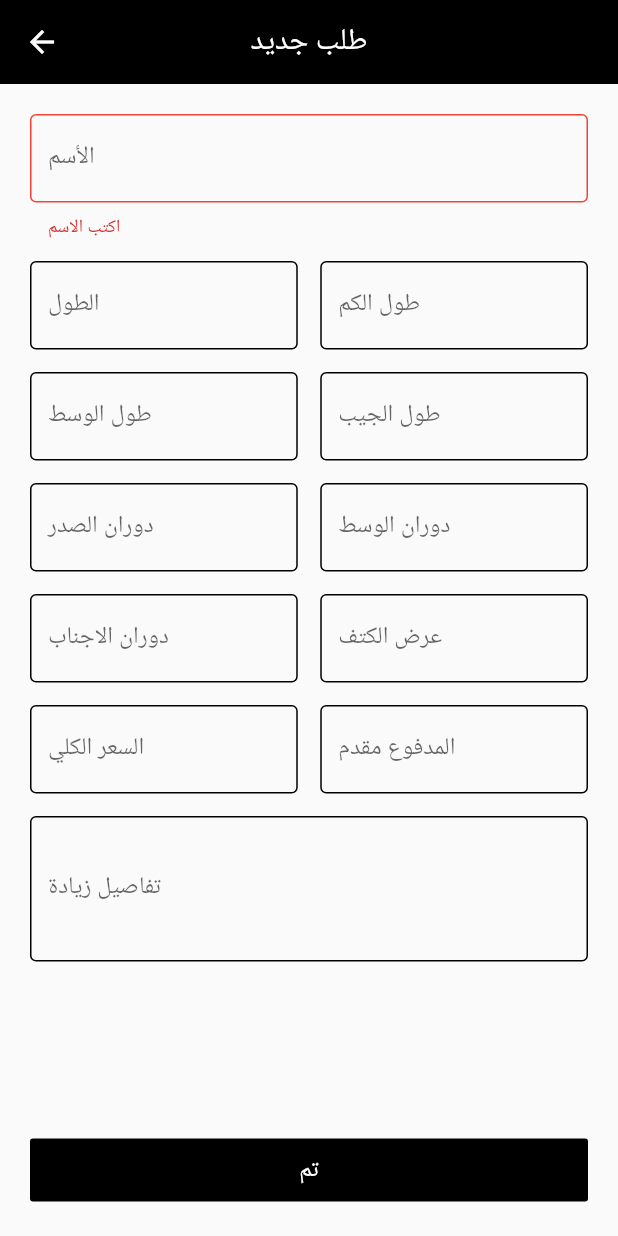
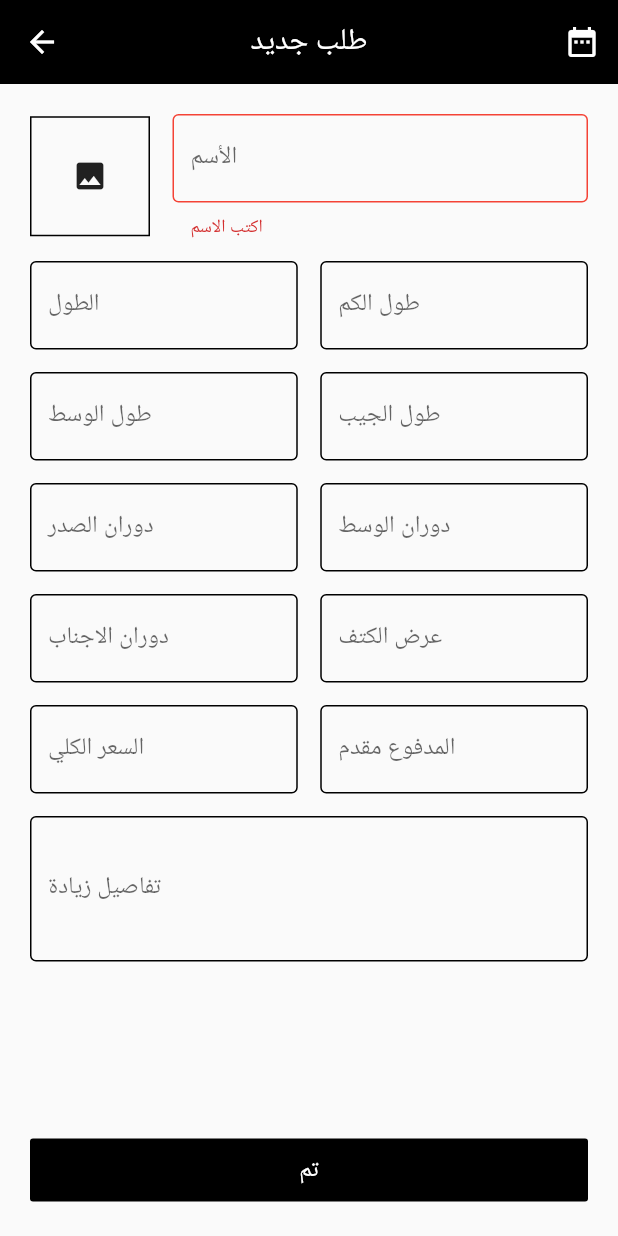
Before and after one commit to ArGendi/Tailoring-clothes-app, a Flutter app: the AddOrderScreen screen opened by its route, after a tap on "تم", on a phone screen of 412 x 824 dp. Run offline on Flutter 3.47's test engine with Material 2 defaults, Android fonts, the phone set to English and light mode, and no system bars; our stand-ins replace image_picker, sqflite; accounts and stored records are empty.

Commit message:
add sqlite
create a database with a single table and implement create, insert, getData functions

```diff
--- /dev/null
+++ b/tailoclo/lib/models/client_info.dart
@@ -0,0 +1,17 @@
+import 'dart:io';
+
+class ClientInfo {
+  String id;
+  String name;
+  String tallSize;
+  String armSize;
+  String waistSize;
+  String pocketSize;
+  String chestRotation;
+  String waistRotation;
+  String sidesRotation;
+  String shouldersSize;
+
+  ClientInfo({this.name, this.tallSize, this.armSize, this.waistSize, this.pocketSize,
+    this.chestRotation,this.shouldersSize, this.id, this.sidesRotation, this.waistRotation});
+}
--- /dev/null
+++ b/tailoclo/lib/models/order.dart
@@ -0,0 +1,17 @@
+
+import 'dart:io';
+
+import 'package:tailoclo/models/client_info.dart';
+
+class Order {
+  String id;
+  String payed;
+  String totalPrice;
+  String moreDetails;
+  File image;
+  String deadline;
+  ClientInfo clientInfo;
+
+  Order({this.clientInfo, this.image, this.deadline,
+    this.payed, this.totalPrice, this.moreDetails , this.id});
+}
--- a/tailoclo/lib/screens/add_order.dart
+++ b/tailoclo/lib/screens/add_order.dart
@@ -1,5 +1,13 @@
+import 'dart:io';
 import 'package:flutter/cupertino.dart';
 import 'package:flutter/material.dart';
+import 'package:image_picker/image_picker.dart';
+import 'package:path/path.dart' as path;
+import 'package:path_provider/path_provider.dart' as syspaths;
+import 'package:provider/provider.dart';
+import 'package:tailoclo/models/client_info.dart';
+import 'package:tailoclo/models/order.dart';
+import 'package:tailoclo/providers/orders.dart';
 
 class AddOrderScreen extends StatefulWidget {
   static String id = '/add-order';
@@ -9,25 +17,72 @@ class AddOrderScreen extends StatefulWidget {
 
 class _AddOrderScreenState extends State<AddOrderScreen> {
   final _key = GlobalKey<FormState>();
-  String _name;
-  String _tallSize;
-  String _armSize;
-  String _waistSize;
-  String _pocketSize;
-  String _chestRotation;
-  String _waistRotation;
-  String _sidesRotation;
-  String _shouldersSize;
-  String _totalPrice;
-  String _payed;
-  String _moreDetails;
+  File _storedImage;
+  DateTime _deadline = DateTime.now();
+  String _name = '';
+  String _tallSize = '';
+  String _armSize = '';
+  String _waistSize = '';
+  String _pocketSize = '';
+  String _chestRotation = '';
+  String _waistRotation = '';
+  String _sidesRotation = '';
+  String _shouldersSize = '';
+  String _totalPrice = '';
+  String _payed = '';
+  String _moreDetails = '';
 
-  _trySubmit(){
+  _trySubmit(ctx){
     final isValid = _key.currentState.validate();
     FocusScope.of(context).unfocus();
     if(isValid){
       _key.currentState.save();
+      if(_deadline.day == DateTime.now().day){
+        _selectDate(ctx);
       }
+      else{
+        Provider.of<Orders>(context, listen: false).addOrder(Order(
+          clientInfo: ClientInfo(
+            id: DateTime.now().toString(),
+            name: _name,
+            tallSize: _tallSize,
+            armSize: _armSize,
+            waistSize: _waistSize,
+            pocketSize: _pocketSize,
+            chestRotation: _chestRotation,
+            waistRotation: _waistRotation,
+            sidesRotation: _sidesRotation,
+            shouldersSize: _shouldersSize,
+          ),
+          moreDetails: _moreDetails,
+          image: _storedImage,
+          deadline: _deadline.toString(),
+          payed: _payed,
+          totalPrice: _totalPrice,
+        ));
+        Navigator.pop(context);
+      }
+    }
+  }
+
+  Future<void> _pickImage() async{
+    final imageFile = await ImagePicker.pickImage(source: ImageSource.gallery, maxWidth: 600);
+    if(imageFile == null) return;
+    setState(() {_storedImage = imageFile;});
+    final appDir = await syspaths.getApplicationDocumentsDirectory();
+    final fileName = path.basename(imageFile.path);
+    final savedImage = await imageFile.copy('${appDir.path}/$fileName');
+    setState(() {_storedImage = savedImage;});
+  }
+
+  _selectDate(ctx) async{
+    final date = await showDatePicker(
+        context: ctx,
+        initialDate: DateTime.now(),
+        firstDate: DateTime.now().subtract(Duration(days: 30)),
+        lastDate: DateTime.now().add(Duration(days: 365)),
+    );
+    setState(() {_deadline = date;});
   }
 
   @override
@@ -37,6 +92,18 @@ class _AddOrderScreenState extends State<AddOrderScreen> {
         title: Text('طلب جديد'),
         centerTitle: true,
         elevation: 0,
+        actions: <Widget>[
+          Builder(
+            builder: (BuildContext ctx) {
+              return IconButton(
+                icon: Icon(Icons.date_range),
+                onPressed: (){
+                  _selectDate(ctx);
+                },
+              );
+            },
+          ),
+        ],
       ),
       body: Padding(
         padding: const EdgeInsets.all(20.0),
@@ -48,7 +115,28 @@ class _AddOrderScreenState extends State<AddOrderScreen> {
               Expanded(
                 child: ListView(
                   children: <Widget>[
-                    TextFormField(
+                    Row(
+                      children: <Widget>[
+                        Container(
+                          padding: EdgeInsets.all(3),
+                          width: 80,
+                          height: 80,
+                          decoration: BoxDecoration(
+                            border: Border.all(),
+                          ),
+                          child: _storedImage == null ?
+                            IconButton(
+                              icon: Icon(Icons.image),
+                              onPressed: _pickImage,
+                            ) : Image.file(
+                            _storedImage,
+                            fit: BoxFit.cover,
+                            width: double.infinity,
+                          ),
+                        ),
+                        SizedBox(width: 15,),
+                        Expanded(
+                          child: TextFormField(
                             textDirection: TextDirection.rtl,
                             validator: (value){
                               if(value.isEmpty)
@@ -60,17 +148,19 @@ class _AddOrderScreenState extends State<AddOrderScreen> {
                             },
                             decoration: InputDecoration(
                               labelText: 'الأسم',
-                        enabledBorder: OutlineInputBorder(
-                            borderSide: BorderSide()
+                              enabledBorder: OutlineInputBorder(),
+                              focusedBorder: OutlineInputBorder(),
+                              errorBorder: OutlineInputBorder(
+                                  borderSide: BorderSide(color: Colors.red)
                               ),
-                        focusedBorder: OutlineInputBorder(
-                            borderSide: BorderSide()
-                        ),
-                        errorBorder: OutlineInputBorder(
+                              focusedErrorBorder: OutlineInputBorder(
                                   borderSide: BorderSide(color: Colors.red)
                               ),
                             ),
                             cursorColor: Colors.black,
+                          ),
+                        ),
+                      ],
                     ),
                     SizedBox(height: 15,),
                     Row(
@@ -83,12 +173,8 @@ class _AddOrderScreenState extends State<AddOrderScreen> {
                             },
                             decoration: InputDecoration(
                               labelText: 'الطول',
-                              enabledBorder: OutlineInputBorder(
-                                  borderSide: BorderSide()
-                              ),
-                              focusedBorder: OutlineInputBorder(
-                                  borderSide: BorderSide()
-                              ),
+                              enabledBorder: OutlineInputBorder(),
+                              focusedBorder: OutlineInputBorder(),
                               errorBorder: OutlineInputBorder(
                                   borderSide: BorderSide(color: Colors.red)
                               ),
@@ -337,7 +423,9 @@ class _AddOrderScreenState extends State<AddOrderScreen> {
                 ),
               ),
               SizedBox(height: 15,),
-              FlatButton(
+              Builder(
+                builder: (BuildContext ctx) {
+                  return FlatButton(
                     child: Padding(
                       padding: const EdgeInsets.all(10.0),
                       child: Text(
@@ -349,7 +437,11 @@ class _AddOrderScreenState extends State<AddOrderScreen> {
                       ),
                     ),
                     color: Colors.black,
-                onPressed: _trySubmit,
+                    onPressed: (){
+                      _trySubmit(ctx);
+                    },
+                  );
+                },
               ),
             ],
           ),
```
Also changed, not shown: tailoclo/lib/helpers/db_helper.dart (added, +42 -0 lines), tailoclo/lib/main.dart (+9 -2 lines), tailoclo/lib/providers/orders.dart (added, +76 -0 lines), tailoclo/lib/screens/orders_list.dart (added, +59 -0 lines), tailoclo/pubspec.yaml (+4 -3 lines), tailoclo/assets/images/noImage.jpg (added), tailoclo/pubspec.lock, 2 other files. Lines whose indentation alone changed are shown as unchanged.
